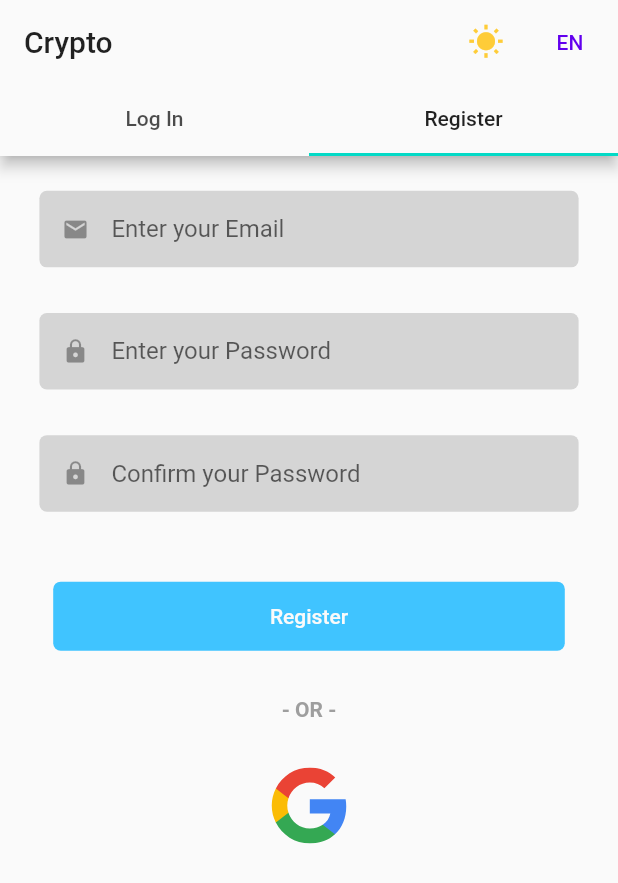
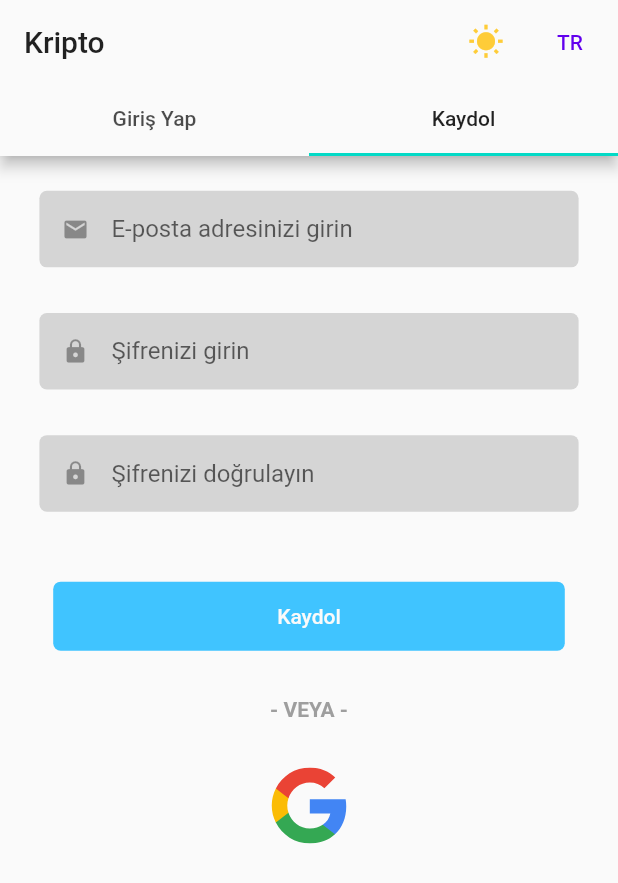
Before and after one commit to emrecoskun705/crypto_trading_game_app, a Flutter app: the screen it shows after launch, tab 2 chosen, after a tap on the "nightlight round" icon, after a tap on "EN", on a phone screen of 412 x 824 dp. Shown: the top 883 px of the screen. Run offline on Flutter 3.47's test engine with Material 2 defaults, Android fonts, the phone set to English and light mode, and no system bars; our stand-ins replace fl_chart, flutter_svg, persistent_bottom_nav_bar; missing offline and left inert: k_chart.

Commit message:
Update language and theme mode change buttons. Also language updated as always.

```diff
--- a/lib/l10n/intl_tr.arb
+++ b/lib/l10n/intl_tr.arb
@@ -21,5 +21,11 @@
   "cancelText": "İptal",
   "myWalletsText": "Cüzdanlarım",
   "loginText": "Giriş Yap",
-  "registerText": "Kaydol"
+  "registerText": "Kaydol",
+  "forgotPasswordText": "Şifrenizi mı unuttunuz?",
+  "orText": "VEYA",
+  "enterEmailText": "E-posta adresinizi girin",
+  "enterPasswordText": "Şifrenizi girin",
+  "enterConfirmPassword": "Şifrenizi doğrulayın"
+
 }
--- a/lib/provider/language_change_provider.dart
+++ b/lib/provider/language_change_provider.dart
@@ -10,8 +10,8 @@ class LanguageChangeProvider extends ChangeNotifier {
     notifyListeners();
   }
 
-  void toggleLanguage(bool isOn) {
-    this._currentLocale = isOn ? Locale('en') : Locale('tr');
+  void toggleLanguage(Locale locale) {
+    this._currentLocale = locale;
     notifyListeners();
   }
 }
--- a/lib/screens/authentication/authentication_screen.dart
+++ b/lib/screens/authentication/authentication_screen.dart
@@ -2,6 +2,8 @@ import 'package:crypto_trading_game/generated/l10n.dart';
 import 'package:crypto_trading_game/provider/theme_provider.dart';
 import 'package:crypto_trading_game/screens/authentication/tabs/login_tab.dart';
 import 'package:crypto_trading_game/screens/authentication/tabs/register_tab.dart';
+import 'package:crypto_trading_game/screens/widgets/change_language_button.dart';
+import 'package:crypto_trading_game/screens/widgets/change_theme_button_widget.dart';
 import 'package:flutter/material.dart';
 import 'package:provider/provider.dart';
 import 'package:crypto_trading_game/size_config.dart';
@@ -20,25 +22,8 @@ class AuthenticationScreen extends StatelessWidget {
             S.of(context).titleText,
           ),
           actions: [
-            IconButton(
-              onPressed: () {
-                context
-                    .read<ThemeProvider>()
-                    .toggleTheme(!context.read<ThemeProvider>().isDarkMode);
-              },
-              icon: context.watch<ThemeProvider>().isDarkMode
-                  ? Icon(
-                      Icons.nightlight_round,
-                    )
-                  : Icon(
-                      Icons.wb_sunny,
-                      color: Colors.amber,
-                    ),
-            ),
-            TextButton(
-              onPressed: () {},
-              child: Text('EN'),
-            ),
+            ChangeThemeButtonWidget(),
+            ChangeLanguageButton(),
           ],
           bottom: TabBar(
             tabs: [
--- a/lib/screens/authentication/tabs/login_tab.dart
+++ b/lib/screens/authentication/tabs/login_tab.dart
@@ -1,4 +1,5 @@
 import 'package:crypto_trading_game/constants.dart';
+import 'package:crypto_trading_game/generated/l10n.dart';
 import 'package:crypto_trading_game/provider/theme_provider.dart';
 import 'package:crypto_trading_game/screens/authentication/widgets/form_text_field.dart';
 import 'package:crypto_trading_game/screens/main_persistent_tab.dart';
@@ -17,18 +18,19 @@ class LogInTab extends StatelessWidget {
   @override
   Widget build(BuildContext context) {
     final _spacer = SizedBox(height: getProportionateScreenHeight(30));
+    var language = S.of(context);
     return SingleChildScrollView(
       child: Padding(
         padding: EdgeInsets.all(8.0),
         child: Column(
           crossAxisAlignment: CrossAxisAlignment.stretch,
           children: [
-            buildForm(),
+            buildForm(context),
             SizedBox(height: 5),
             Row(
               mainAxisAlignment: MainAxisAlignment.end,
               children: [
-                Text('Forgot Password?'),
+                Text(language.forgotPasswordText),
                 SizedBox(width: 15),
               ],
             ),
@@ -37,7 +39,7 @@ class LogInTab extends StatelessWidget {
             _spacer,
             Center(
               child: Text(
-                '- OR -',
+                '- ${language.orText} -',
                 style: TextStyle(
                   fontWeight: FontWeight.bold,
                   color: context.watch<ThemeProvider>().isDarkMode
@@ -58,18 +60,18 @@ class LogInTab extends StatelessWidget {
     );
   }
 
-  Form buildForm() {
+  Form buildForm(BuildContext context) {
     return Form(
       key: _formKey,
       child: Column(
         children: [
           FormTextField(
-            hint: 'Enter your Email',
+            hint: S.of(context).enterEmailText,
             prefixIcon: Icons.email,
             controller: emailController,
           ),
           FormTextField(
-            hint: 'Enter your Password',
+            hint: S.of(context).enterPasswordText,
             prefixIcon: Icons.lock,
             controller: password1Controller,
             obscureText: true,
@@ -84,7 +86,7 @@ class LogInTab extends StatelessWidget {
       padding:
           EdgeInsets.symmetric(horizontal: getProportionateScreenWidth(25)),
       child: RoundedButton(
-        name: 'LOGIN',
+        name: S.of(context).loginText.toUpperCase(),
         bgColor: context.watch<ThemeProvider>().isDarkMode
             ? Colors.grey.shade700
             : Colors.lightBlueAccent,
--- a/lib/screens/authentication/tabs/register_tab.dart
+++ b/lib/screens/authentication/tabs/register_tab.dart
@@ -1,3 +1,4 @@
+import 'package:crypto_trading_game/generated/l10n.dart';
 import 'package:crypto_trading_game/provider/theme_provider.dart';
 import 'package:crypto_trading_game/screens/authentication/widgets/form_text_field.dart';
 import 'package:crypto_trading_game/screens/widgets/rounded_button.dart';
@@ -22,13 +23,13 @@ class RegisterTab extends StatelessWidget {
         child: Column(
           crossAxisAlignment: CrossAxisAlignment.stretch,
           children: [
-            buildForm(),
+            buildForm(context),
             _spacer,
             buildRegisterButton(context),
             _spacer,
             Center(
               child: Text(
-                '- OR -',
+                '- ${S.of(context).orText} -',
                 style: TextStyle(
                   fontWeight: FontWeight.bold,
                   color: context.watch<ThemeProvider>().isDarkMode
@@ -54,7 +55,7 @@ class RegisterTab extends StatelessWidget {
       padding:
           EdgeInsets.symmetric(horizontal: getProportionateScreenWidth(25)),
       child: RoundedButton(
-        name: 'Register',
+        name: S.of(context).registerText,
         bgColor: context.watch<ThemeProvider>().isDarkMode
             ? Colors.grey.shade700
             : Colors.lightBlueAccent,
@@ -64,24 +65,24 @@ class RegisterTab extends StatelessWidget {
     );
   }
 
-  Form buildForm() {
+  Form buildForm(BuildContext context) {
     return Form(
       key: _formKey,
       child: Column(
         children: [
           FormTextField(
-            hint: 'Enter your Email',
+            hint: S.of(context).enterEmailText,
             prefixIcon: Icons.email,
             controller: emailController,
           ),
           FormTextField(
-            hint: 'Enter your Password',
+            hint: S.of(context).enterPasswordText,
             prefixIcon: Icons.lock,
             controller: password1Controller,
             obscureText: true,
           ),
           FormTextField(
-            hint: 'Confirm your Password',
+            hint: S.of(context).enterConfirmPassword,
             prefixIcon: Icons.lock,
             controller: password2Controller,
             obscureText: true,
--- a/lib/screens/home/home_screen.dart
+++ b/lib/screens/home/home_screen.dart
@@ -22,8 +22,8 @@ class HomeScreen extends StatelessWidget {
         centerTitle: true,
         title: Text(S.of(context).titleText),
         actions: [
+          ChangeThemeButtonWidget(),
           ChangeLanguageButton(),
-          ChangeThemeButtonWidget(),
         ],
       ),
       body: SingleChildScrollView(
--- a/lib/screens/widgets/change_language_button.dart
+++ b/lib/screens/widgets/change_language_button.dart
@@ -8,12 +8,15 @@ class ChangeLanguageButton extends StatelessWidget {
   @override
   Widget build(BuildContext context) {
     final languageChangeProvider = Provider.of<LanguageChangeProvider>(context);
-    return Switch.adaptive(
-      value: languageChangeProvider.currentLocale == Locale('en') ? true:false,
-      onChanged: (value) {
-        final provider = Provider.of<LanguageChangeProvider>(context, listen: false);
-        provider.toggleLanguage(value);
-      },
-    );
+    return TextButton(
+        onPressed: () {
+          languageChangeProvider.toggleLanguage(
+              languageChangeProvider.currentLocale == Locale('en')
+                  ? Locale('tr')
+                  : Locale('en'));
+        },
+        child: Text(languageChangeProvider.currentLocale
+            .toLanguageTag()
+            .toUpperCase()));
   }
 }
--- a/lib/screens/widgets/change_theme_button_widget.dart
+++ b/lib/screens/widgets/change_theme_button_widget.dart
@@ -5,14 +5,20 @@ import 'package:provider/provider.dart';
 class ChangeThemeButtonWidget extends StatelessWidget {
   @override
   Widget build(BuildContext context) {
-    final themeProvider = Provider.of<ThemeProvider>(context);
-
-    return Switch.adaptive(
-      value: themeProvider.isDarkMode,
-      onChanged: (value) {
-        final provider = Provider.of<ThemeProvider>(context, listen: false);
-        provider.toggleTheme(value);
+    return IconButton(
+      onPressed: () {
+        context
+            .read<ThemeProvider>()
+            .toggleTheme(!context.read<ThemeProvider>().isDarkMode);
       },
+      icon: context.watch<ThemeProvider>().isDarkMode
+          ? Icon(
+              Icons.nightlight_round,
+            )
+          : Icon(
+              Icons.wb_sunny,
+              color: Colors.amber,
+            ),
     );
   }
 }
```
Also changed, not shown: lib/l10n/intl_en.arb (+7 -1 lines), lib/screens/authentication/widgets/ChangeLanguage.dart (added, +10 -0 lines), lib/generated/intl/messages_en.dart, lib/generated/intl/messages_tr.dart, lib/generated/l10n.dart.
